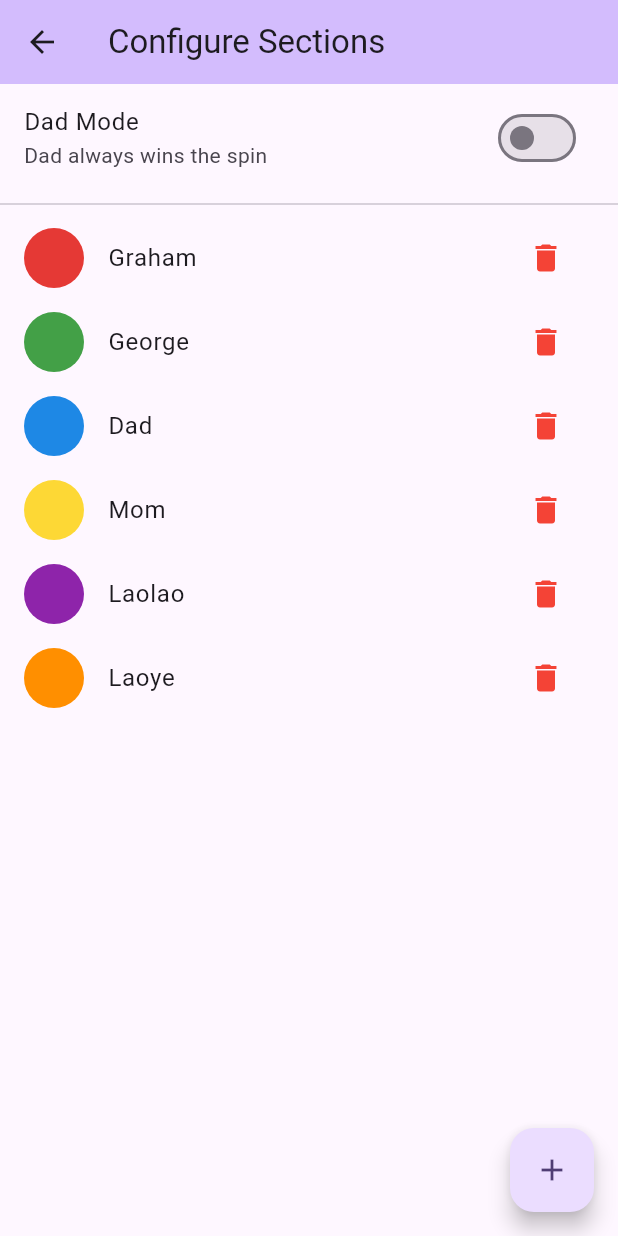
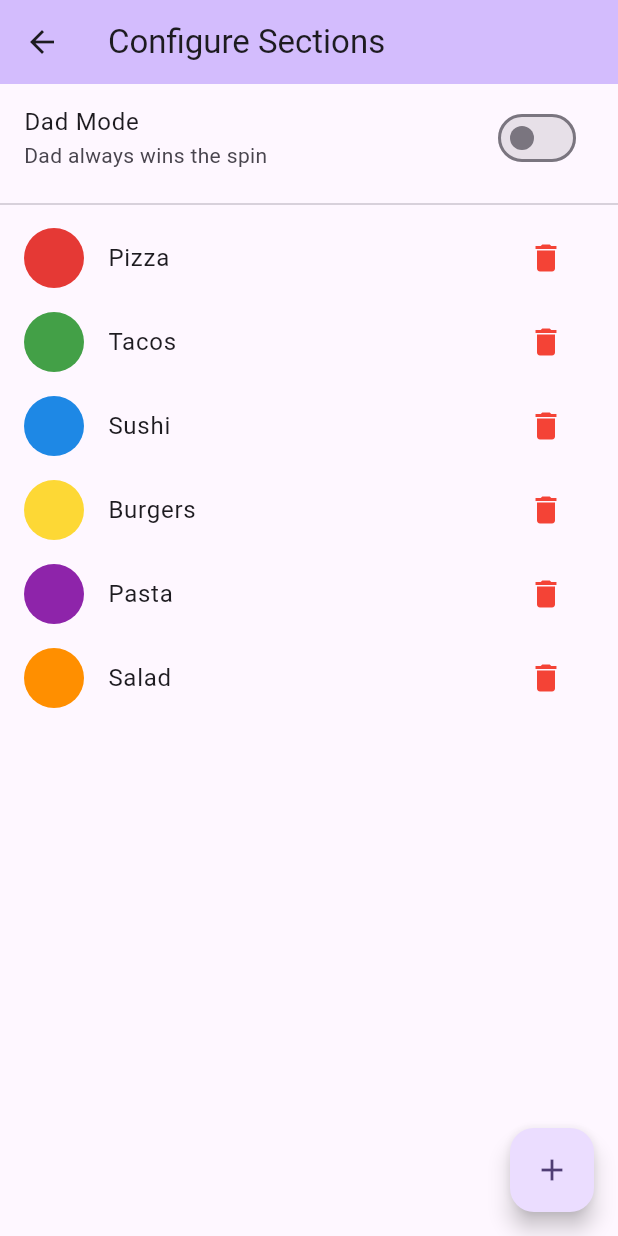
Before and after one commit to justinmc/spin-the-wheel, a Flutter app: the screen it shows after launch, after a tap on the "settings" icon, on a phone screen of 412 x 824 dp. Run offline on Flutter 3.47's test engine with Material 3 defaults, Android fonts, the light colour scheme and no system bars; our stand-ins replace audioplayers, shared_preferences.

Commit message:
Clean up default sections

```diff
--- a/lib/wheel_page.dart
+++ b/lib/wheel_page.dart
@@ -16,23 +16,13 @@ class WheelPage extends StatefulWidget {
 
 class _WheelPageState extends State<WheelPage>
     with SingleTickerProviderStateMixin {
-  /*
-  List<String> _sections = [
+  static const _defaultSections = [
     'Pizza',
     'Tacos',
     'Sushi',
     'Burgers',
     'Pasta',
     'Salad',
-  ];
-  */
-  static const _defaultSections = [
-    'Graham',
-    'George',
-    'Dad',
-    'Mom',
-    'Laolao',
-    'Laoye',
   ];
   static const _prefsKey = 'wheel_sections';
   static const _dadModeKey = 'dad_mode';
```
